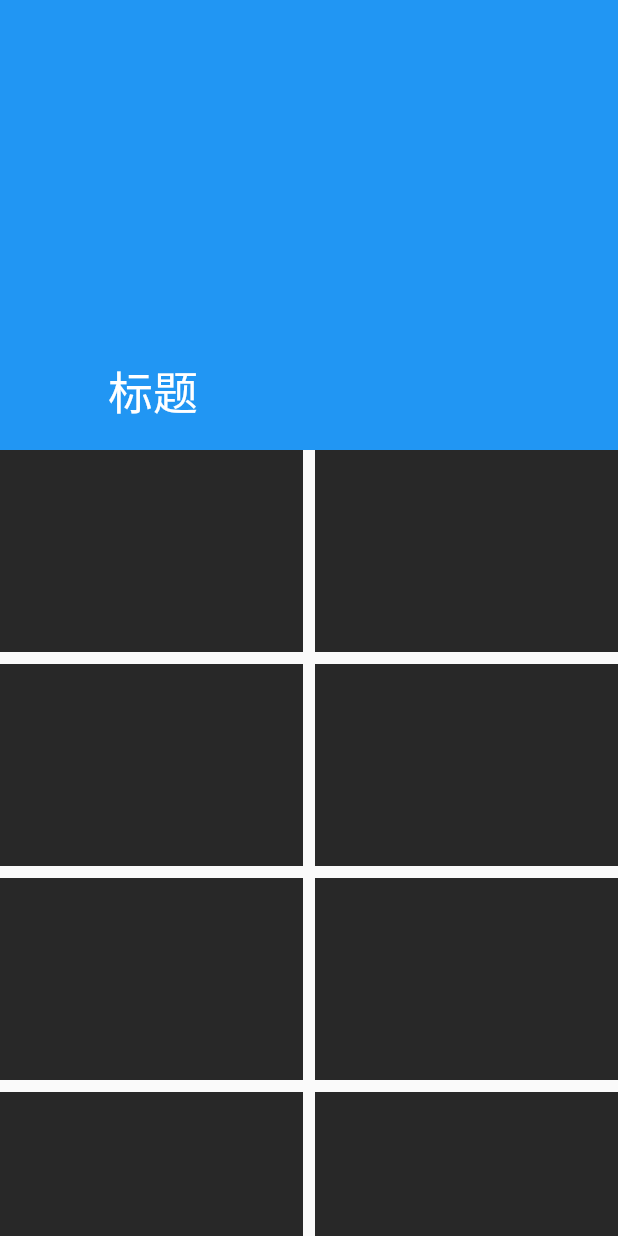
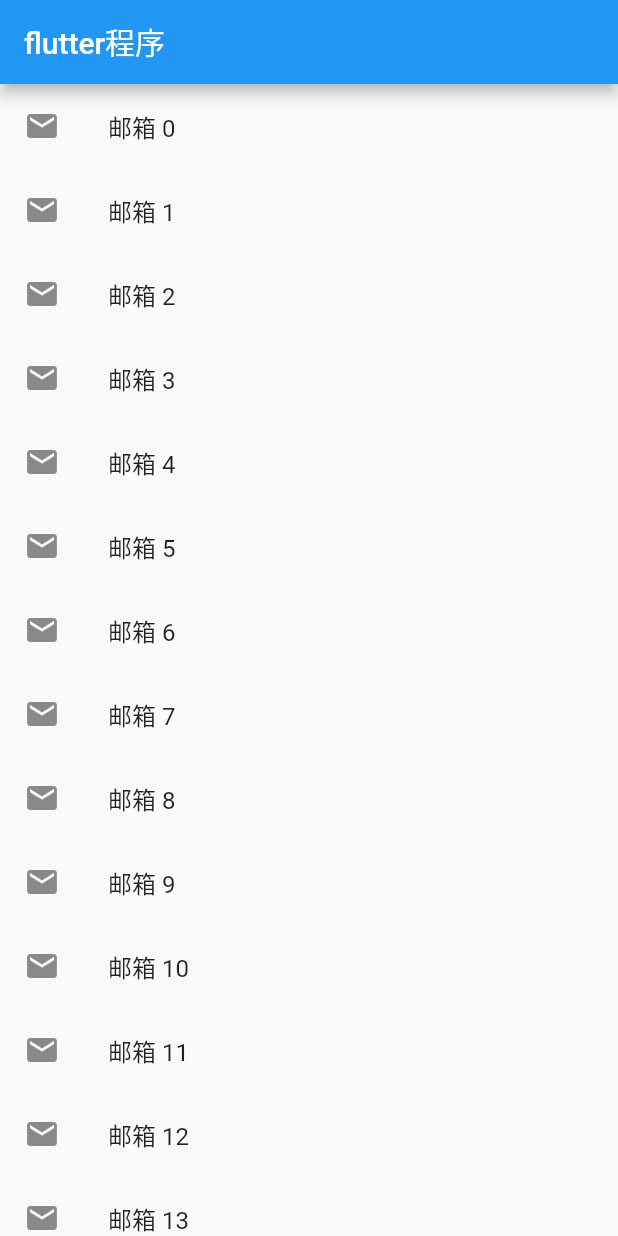
Before and after one commit to jinyuyoulong/helloFlutter, a Flutter app: the screen it shows after launch, on a phone screen of 412 x 824 dp. Run offline on Flutter 3.47's test engine with Material 2 defaults, Android fonts, the phone set to English and light mode, and no system bars; statements that could not run were skipped.

Commit message:
添加学习笔记

```diff
--- a/helloFlutter/lib/day03/06_布局单子组件.dart
+++ b/helloFlutter/lib/day03/06_布局单子组件.dart
@@ -1,3 +1,7 @@
+import 'package:flutter/material.dart';
+
+import '01_文本组件.dart';
+
 class _JLHomeContentState extends State<JLHomeContent> {
   @override
   Widget build(BuildContext context) {
--- a/helloFlutter/lib/main.dart
+++ b/helloFlutter/lib/main.dart
@@ -1,4 +1,3 @@
-import 'dart:math';
 import 'package:flutter/material.dart';
 import 'package:flutter/cupertino.dart';
 main() => runApp(MyApp());
@@ -18,84 +17,32 @@ class MyApp extends StatelessWidget {
   }
 }
 
-class JLHomePage extends StatelessWidget{
+class JLHomePage extends StatefulWidget{
+  @override
+  _JLHomePageState createState() => _JLHomePageState();
+}
+
+class _JLHomePageState extends State<JLHomePage> {
   @override
   Widget build(BuildContext context) {
+    /*
+  * 监听ListView的滚动有两种方式：
+  * 1. 通过controller，会有一些限制,一般用controller的类是StatefulWidget
+  * 2. NotificationListener
+  * */
     return Scaffold(
-//      appBar: AppBar(
-//        title: Text("flutter程序示例"),
-//      ),
-      body: CustomScrollView( // 多个sliver
-          slivers: <Widget>[
-            SliverAppBar(
-              pinned: true,// 显示sliver bar头
-              expandedHeight: 300,
-              flexibleSpace: FlexibleSpaceBar(
-                title: Text("标题"),
-              ),
-            ),
-            SliverGrid(
-              delegate: SliverChildBuilderDelegate(
-                      (BuildContext context, int index){
-                        return  Container(
-                          color: Color.fromARGB(255, Random().nextInt(255), Random().nextInt(255), Random().nextInt(255)),
-                        );
-                        },
-                  childCount: 10
-              ),
-              gridDelegate: SliverGridDelegateWithFixedCrossAxisCount(
-                crossAxisCount: 2,
-                crossAxisSpacing: 8,
-                mainAxisSpacing: 8,
-                childAspectRatio: 1.5,
-              ),),
-            SliverList(
-                delegate: SliverChildBuilderDelegate(
-                        (BuildContext context, int index){
-                          return ListTile(
-                            leading: Icon(Icons.people),
-                            title: Text("联系人$index"),
-                          );
-                        },
-                  childCount: 20
-                ),
-            )
-          ],
-      )
+      appBar: AppBar(
+        title: Text("flutter程序"),
+      ),
+      body: ListView.builder(
+        controller: ,
+          itemBuilder: (BuildContext ctx, int index) {
+            return ListTile(
+              leading: Icon(Icons.mail),
+              title: Text("邮箱 $index"),
+            );
+          }
+      ),
     );
   }
 }
-
-// slider的基本使用
-class CoustomScrollView1 extends StatelessWidget{
-
-  @override
-  Widget build(BuildContext context) {
-    return CustomScrollView(
-      slivers: <Widget>[
-//        只能放 sliverList，sliverGrid, sliverpadding
-      SliverSafeArea(
-        sliver: SliverPadding(// 添加外边距，并且可以滚动到顶部
-          padding: EdgeInsets.all(8),
-          sliver: SliverGrid(
-              gridDelegate: SliverGridDelegateWithFixedCrossAxisCount(
-                crossAxisCount: 2,
-                crossAxisSpacing: 8,
-                mainAxisSpacing: 8,
-                childAspectRatio: 1.5,
-              ),
-            delegate: SliverChildBuilderDelegate(
-                (BuildContext context, int index){
-                  return  Container(
-                    color: Color.fromARGB(255, Random().nextInt(255), Random().nextInt(255), Random().nextInt(255)),
-                  );
-                },
-              childCount: 100
-            ),
-            ),
-        ),
-      )
-      ],
-    );
-  }
-}
```
Also changed, not shown: helloFlutter/lib/day03/09_customScrollView.dart (added, +113 -0 lines), 6 other files.
